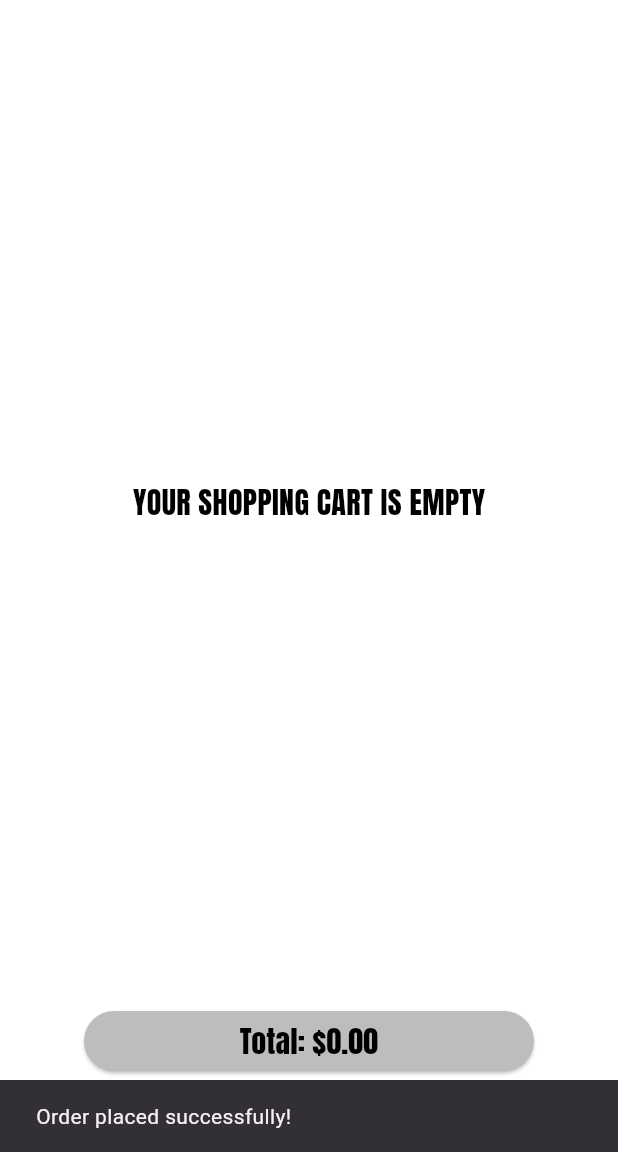
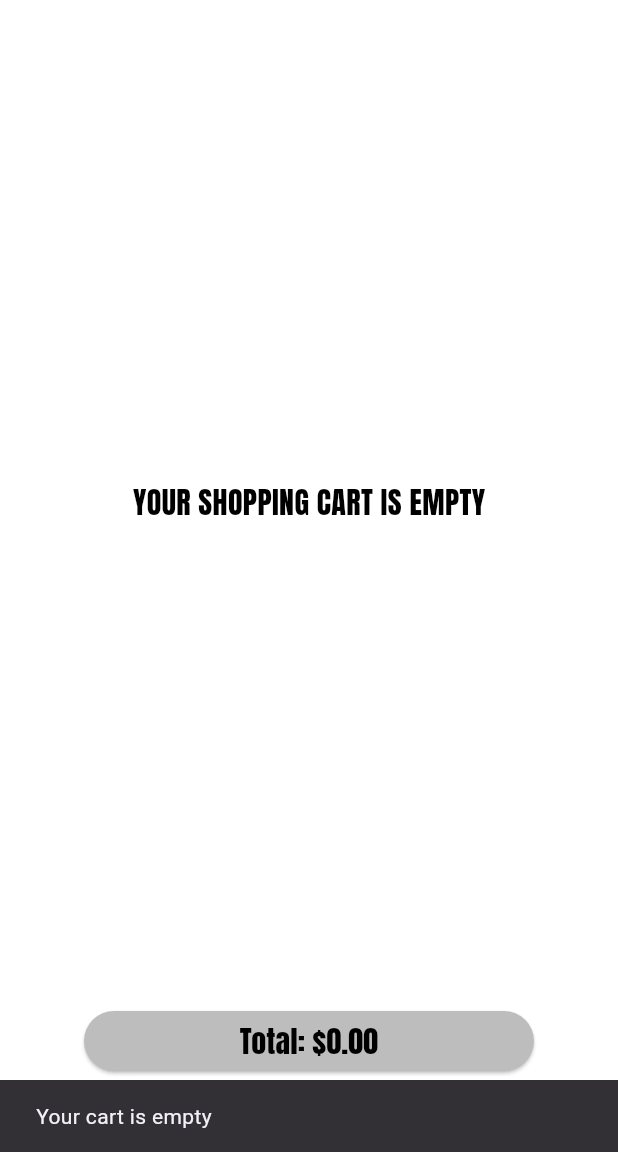
Before and after one commit to pashaxd/Yori-Sport-Mobile-App, a Flutter app: the ShoppingCartScreen screen opened directly, after a tap on an icon or button, on a phone screen of 412 x 824 dp, the part 84-1236 px from its top. Run offline on Flutter 3.47's test engine with Material 3 defaults, Android fonts, the phone set to English and light mode, and no system bars; our stand-ins replace carousel_slider, cloud_firestore, firebase_auth, firebase_core, flutter_svg; missing offline and left inert: firebase_ui_auth; accounts and stored records are empty; network calls fail.

Commit message:
error catching

```diff
--- a/lib/features/shopping_cart_screen.dart
+++ b/lib/features/shopping_cart_screen.dart
@@ -1,3 +1,4 @@
+import 'package:firebase_auth/firebase_auth.dart';
 import 'package:flutter/material.dart';
 import 'package:provider/provider.dart';
 import 'package:cloud_firestore/cloud_firestore.dart';
@@ -19,6 +20,27 @@ class ShoppingCartScreen extends StatefulWidget {
 }
 
 class _ShoppingCartScreenState extends State<ShoppingCartScreen> {
+  final TextEditingController addressController = TextEditingController();
+
+  @override
+  void initState() {
+    super.initState();
+    _loadUserData();
+  }
+
+  Future<void> _loadUserData() async {
+    User? user = FirebaseAuth.instance.currentUser;
+    if (user != null) {
+      DocumentSnapshot userData = await FirebaseFirestore.instance.collection(
+          'users').doc(user.uid).get();
+      if (userData.exists) {
+        setState(() {
+          addressController.text = userData['address'] ?? '';
+        });
+      }
+    }
+  }
+
   @override
   Widget build(BuildContext context) {
     final cartProvider = Provider.of<CartProvider>(context);
@@ -72,6 +94,10 @@ class _ShoppingCartScreenState extends State<ShoppingCartScreen> {
                 ),
               ),
               onPressed: () async {
+                cartProvider.items.isEmpty
+                    ? ScaffoldMessenger.of(context).showSnackBar(
+                  SnackBar(content: Text('Your cart is empty')),
+                ) :
                 await _placeOrder(cartProvider);
               },
               child: Text(
@@ -86,8 +112,8 @@ class _ShoppingCartScreenState extends State<ShoppingCartScreen> {
   }
 
   Future<void> _placeOrder(CartProvider cartProvider) async {
+    if (addressController.text.isNotEmpty) {
       try {
-
         await FirebaseFirestore.instance.collection('orders').add({
           'items': cartProvider.items,
           'total': cartProvider.total,
@@ -102,10 +128,14 @@ class _ShoppingCartScreenState extends State<ShoppingCartScreen> {
 
         cartProvider.notifyListeners();
       } catch (e) {
-
         ScaffoldMessenger.of(context).showSnackBar(
           SnackBar(content: Text('Failed to place order: $e')),
         );
       }
     }
+else{
+    ScaffoldMessenger.of(context).showSnackBar(
+        SnackBar(content: Text('Write your adress in settings')));}
   }
+
+}
```
Lines whose indentation alone changed are shown as unchanged.
